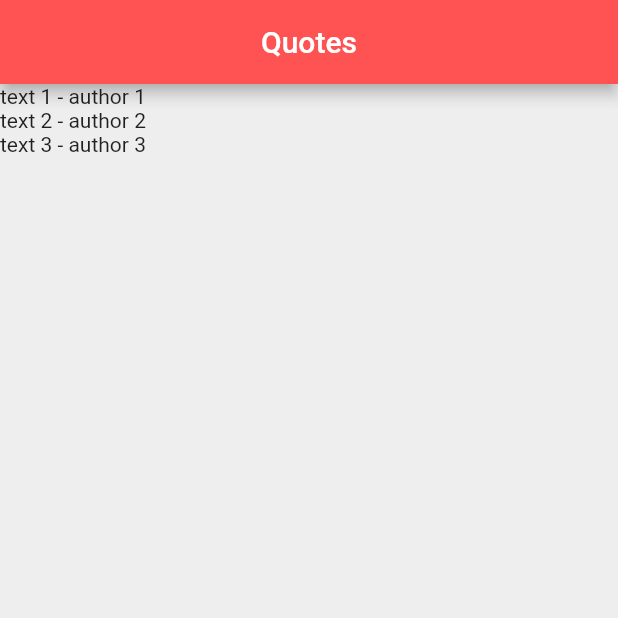
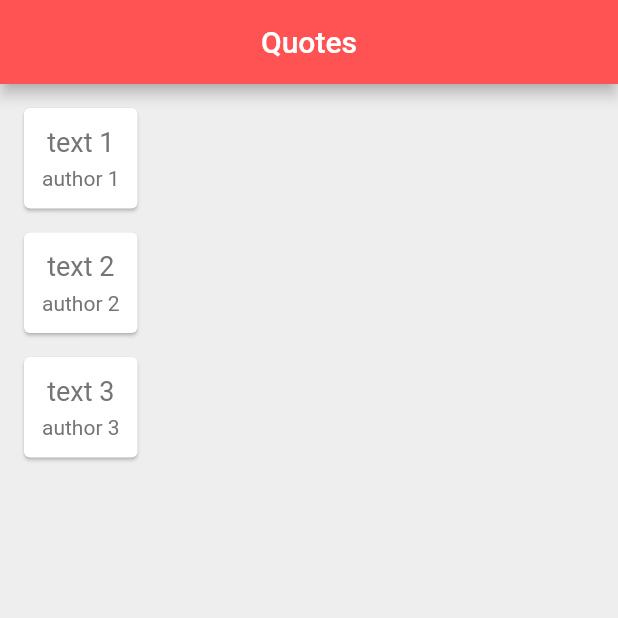
Before and after one commit to GuillaumeDes/flutter_course_2, a Flutter app: the screen it shows after launch, on a phone screen of 412 x 824 dp, the top half of it. Run offline on Flutter 3.47's test engine with Material 2 defaults, Android fonts, the phone set to English and light mode, and no system bars.

Commit message:
Use card widget

```diff
--- a/lib/main.dart
+++ b/lib/main.dart
@@ -18,6 +18,33 @@ class _QuoteListState extends State<QuoteList> {
       Quote(author: 'author 3', text: 'text 3'),
   ];
 
+  Widget quoteTemplate(quote){
+    return Card(
+      margin: EdgeInsets.fromLTRB(16.0, 16.0, 16.0,0),
+      child: Padding(
+        padding: const EdgeInsets.all(12.0),
+        child: Column(
+          children : <Widget>[
+            Text(
+              quote.text,
+              style: TextStyle(
+                fontSize: 18.0,
+                color: Colors.grey[600]
+              )
+            ),
+            SizedBox(height:6.0),
+            Text(
+                quote.author,
+                style: TextStyle(
+                    fontSize: 14.0,
+                    color: Colors.grey[600]
+                )
+            ),
+          ]
+        ),
+      )
+    );
+  }
 
   @override
   Widget build(BuildContext context) {
@@ -27,11 +54,10 @@ class _QuoteListState extends State<QuoteList> {
         title: Text('Quotes'),
         centerTitle: true,
         backgroundColor: Colors.redAccent,
-
       ),
       body:
         Column(
-          children: quotes.map((quote) => Text('${quote.text} - ${quote.author}')).toList(),
+          children: quotes.map((quote) => quoteTemplate(quote)).toList(),
         )
     );
   }
```
